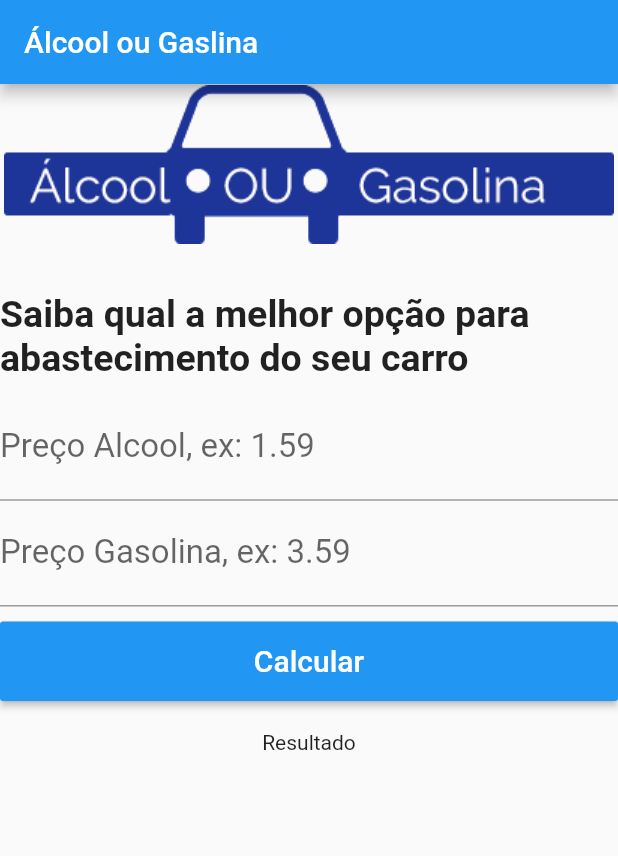
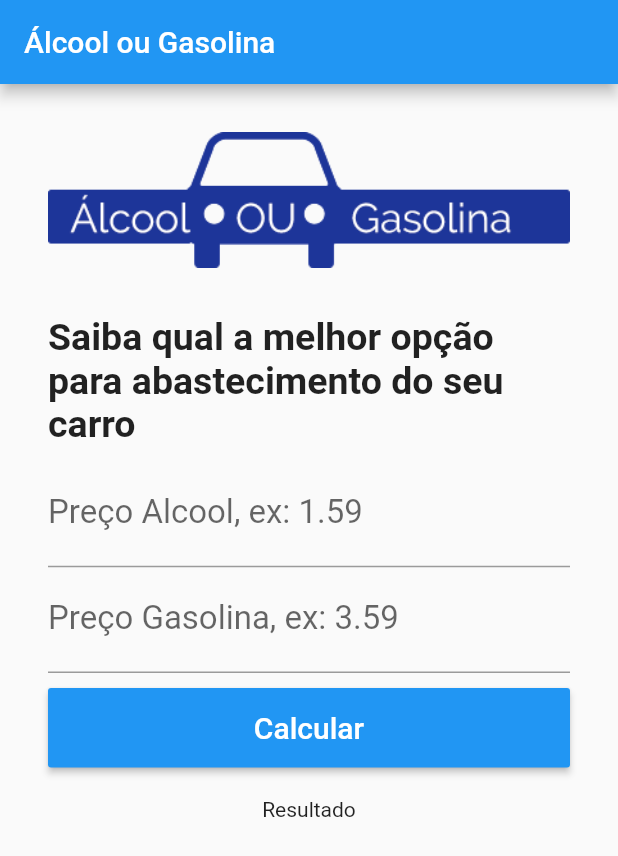
Before and after one commit to danielkhalils/alcool_gasolina, a Flutter app: the screen it shows after launch, on a phone screen of 412 x 824 dp. Shown: the top 856 px of the screen. Run offline on Flutter 3.47's test engine with Material 2 defaults, Android fonts, the phone set to English and light mode, and no system bars.

Commit message:
Inserindo SingleChildScrowView no container

```diff
--- a/lib/Home.dart
+++ b/lib/Home.dart
@@ -16,10 +16,12 @@ class _HomeState extends State<Home> {
   Widget build(BuildContext context) {
     return Scaffold(
       appBar: AppBar(
-        title: Text("Álcool ou Gaslina"),
+        title: Text("Álcool ou Gasolina"),
         backgroundColor: Colors.blue
       ),
       body: Container(
+        child: SingleChildScrollView(
+          padding: EdgeInsets.all(32),
           child: Column(
             crossAxisAlignment: CrossAxisAlignment.stretch,
             children: <Widget>[
@@ -82,6 +84,7 @@ class _HomeState extends State<Home> {
               )
             ],
           ),
+        )
       ),
     );
   }
```
Lines whose indentation alone changed are shown as unchanged.
